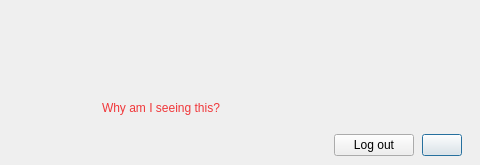
Before: the Qt Designer form src/MEGASync/gui/macx/VerifyLockMessage.ui in meganz/MEGAsync, drawn with Qt 5.
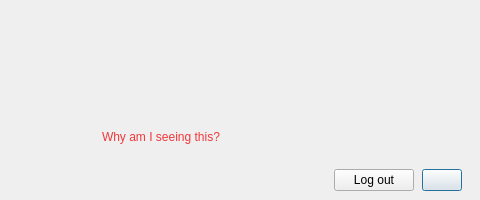
After: the same form once the commit is applied.

What changed in the file:
```diff
--- a/src/MEGASync/gui/macx/VerifyLockMessage.ui
+++ b/src/MEGASync/gui/macx/VerifyLockMessage.ui
@@ -7,19 +7,19 @@
     <x>0</x>
     <y>0</y>
     <width>480</width>
-    <height>165</height>
+    <height>200</height>
    </rect>
   </property>
   <property name="minimumSize">
    <size>
     <width>480</width>
-    <height>165</height>
+    <height>200</height>
    </size>
   </property>
   <property name="maximumSize">
    <size>
     <width>480</width>
-    <height>165</height>
+    <height>200</height>
    </size>
   </property>
   <property name="windowTitle">
```
